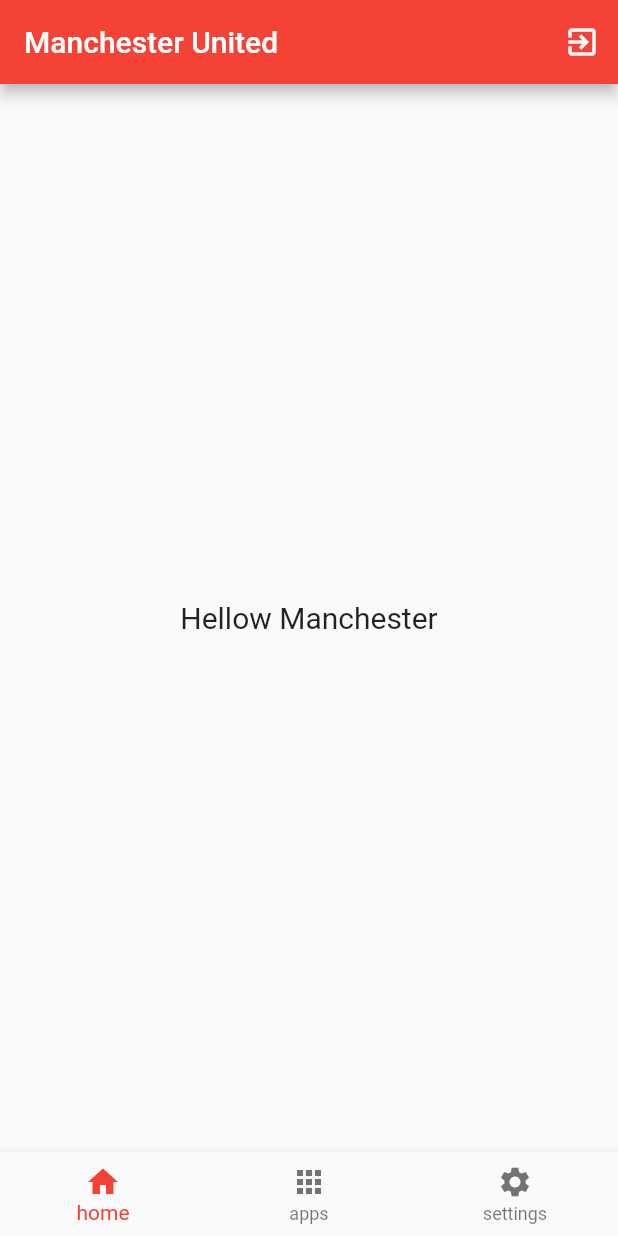
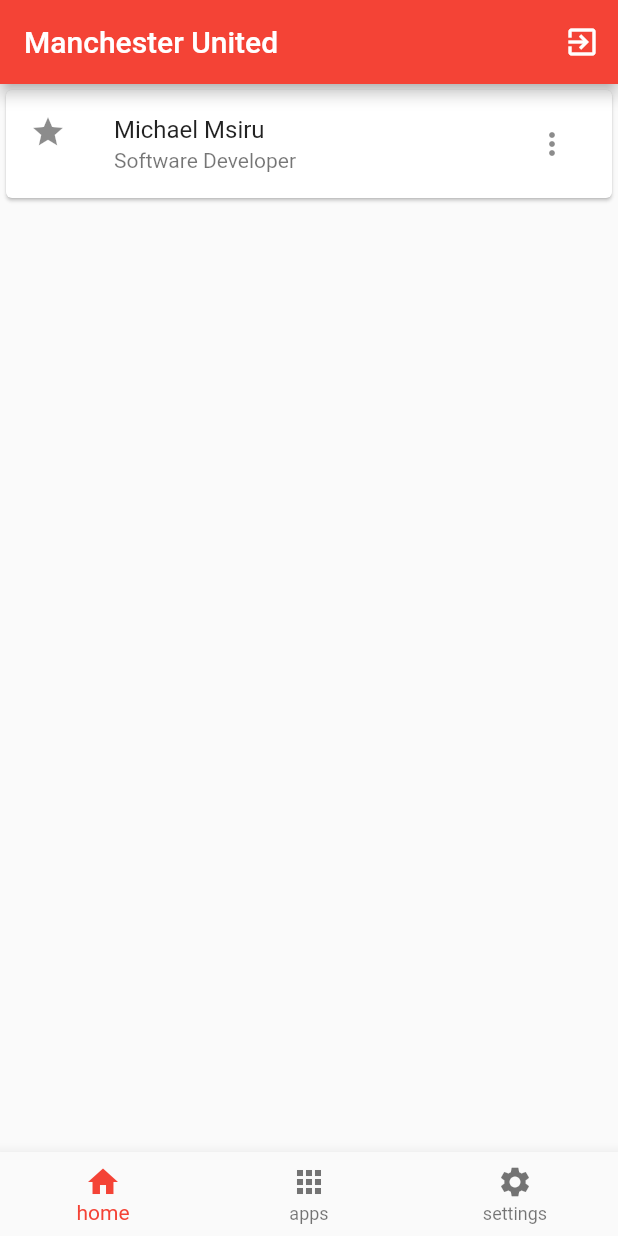
Before and after one commit to mjkunta10/LOCKDOWN, a Flutter app: the screen it shows after launch, on a phone screen of 412 x 824 dp. Run offline on Flutter 3.47's test engine with Material 2 defaults, Android fonts, the phone set to English and light mode, and no system bars.

Commit message:
add card

```diff
--- a/Documents/google/lib/views/pages/my_home_page.dart
+++ b/Documents/google/lib/views/pages/my_home_page.dart
@@ -15,17 +15,26 @@ class HomePage extends StatelessWidget {
               })
         ],
       ),
-      body: Center(
-        child: Text(
-          "Hellow Manchester",
-          style: TextStyle(fontSize: 20),
-        ),
+      body: ListView(
+        children: <Widget>[
+          Card(
+              child: ListTile(
+            leading: Icon(Icons.star),
+            title: Text("Michael Msiru"),
+            subtitle: Text("Software Developer"),
+            trailing: IconButton(
+                icon: Icon(Icons.more_vert),
+                onPressed: () {
+                  print("About Me");
+                }),
+          ))
+        ],
       ),
       bottomNavigationBar: BottomNavigationBar(items: <BottomNavigationBarItem>[
         BottomNavigationBarItem(icon: Icon(Icons.home), title: Text("home")),
         BottomNavigationBarItem(icon: Icon(Icons.apps), title: Text("apps")),
-        BottomNavigationBarItem(icon: Icon(Icons.settings), title: Text("settings")),
-
+        BottomNavigationBarItem(
+            icon: Icon(Icons.settings), title: Text("settings")),
       ]),
     );
   }
```
